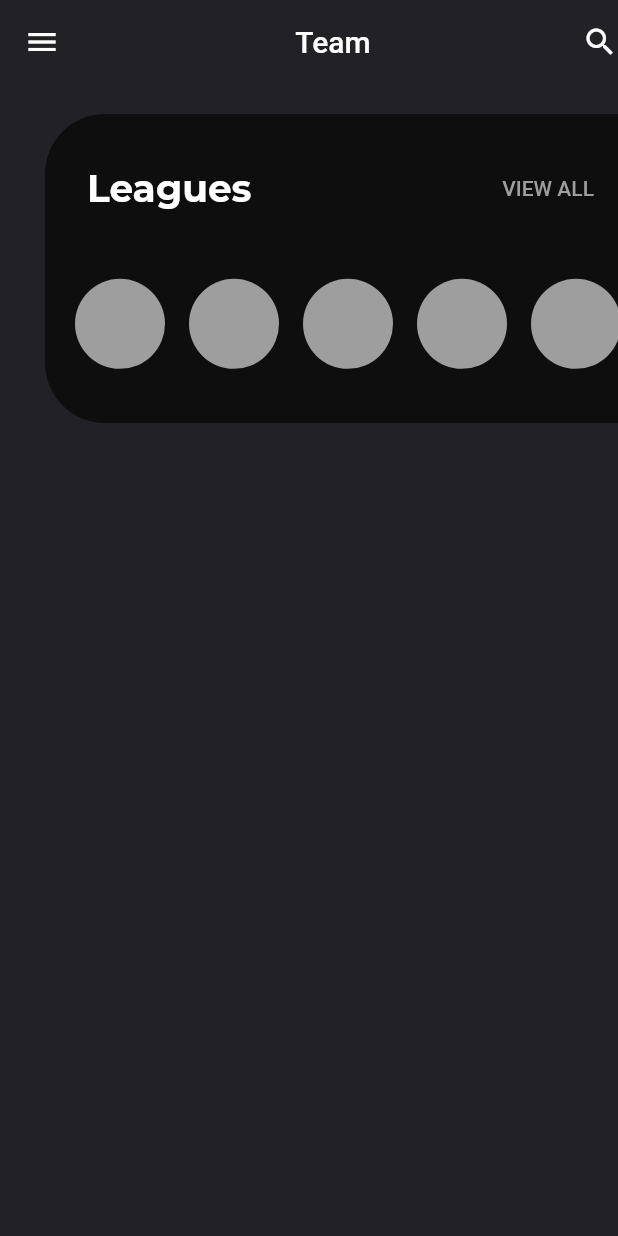
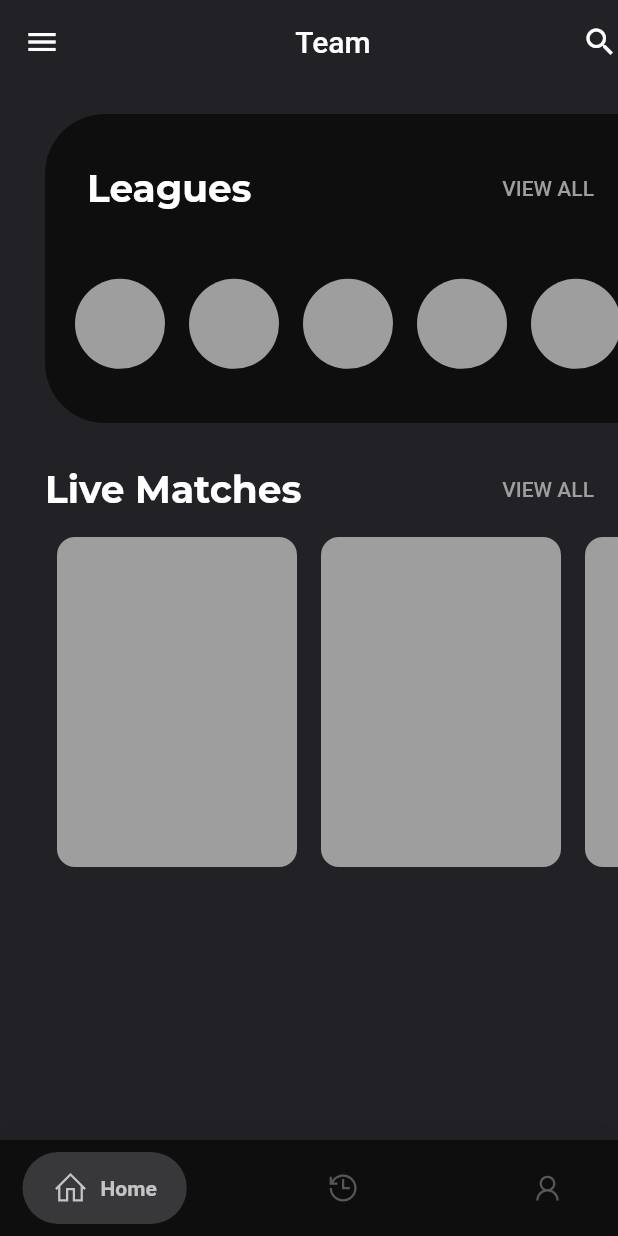
Before and after one commit to ghackg11/Teams, a Flutter app: the screen it shows after launch, on a phone screen of 412 x 824 dp. Run offline on Flutter 3.47's test engine with Material 2 defaults, Android fonts, the phone set to English and light mode, and no system bars; drawn by our look-alikes of google_nav_bar; our stand-ins replace get, google_fonts, line_icons; missing offline and left inert: dart:ffi.

Commit message:
Bottom bar completed

```diff
--- /dev/null
+++ b/lib/Views/Components/bottom_bar.dart
@@ -0,0 +1,49 @@
+import 'package:flutter/material.dart';
+import 'package:google_nav_bar/google_nav_bar.dart';
+import 'package:line_icons/line_icons.dart';
+
+class BottomBar extends StatelessWidget {
+  @override
+  Widget build(BuildContext context) {
+    return GNav(
+        rippleColor: Colors.grey[800]!, // tab button ripple color when pressed
+        hoverColor: Colors.grey[700]!, // tab button hover color
+        haptic: true, // haptic feedback
+        tabBorderRadius: 15,
+        tabActiveBorder:
+            Border.all(color: Colors.black, width: 1), // tab button border
+        tabBorder:
+            Border.all(color: Colors.grey, width: 1), // tab button border
+        tabShadow: [
+          BoxShadow(color: Colors.grey.withOpacity(0.5), blurRadius: 8)
+        ], // tab button shadow
+        curve: Curves.easeOutExpo, // tab animation curves
+        duration: Duration(milliseconds: 900), // tab animation duration
+        gap: 8, // the tab button gap between icon and text
+        color: Colors.grey[800], // unselected icon color
+        activeColor: Colors.purple, // selected icon and text color
+        iconSize: 24, // tab button icon size
+        tabBackgroundColor:
+            Colors.purple.withOpacity(0.1), // selected tab background color
+        padding: EdgeInsets.symmetric(
+            horizontal: 20, vertical: 5), // navigation bar padding
+        tabs: [
+          GButton(
+            icon: LineIcons.home,
+            text: 'Home',
+          ),
+          GButton(
+            icon: LineIcons.heart,
+            text: 'Likes',
+          ),
+          GButton(
+            icon: LineIcons.search,
+            text: 'Search',
+          ),
+          GButton(
+            icon: LineIcons.user,
+            text: 'Profile',
+          )
+        ]);
+  }
+}
--- /dev/null
+++ b/lib/Views/Components/live_matches_home_screen.dart
@@ -0,0 +1,220 @@
+import 'package:flutter/material.dart';
+import 'package:get/get.dart';
+import 'package:google_fonts/google_fonts.dart';
+
+import '../league_page.dart';
+
+class LiveMatchesHomeScreen extends StatelessWidget {
+  @override
+  Widget build(BuildContext context) {
+    return Column(
+      children: [
+        Row(
+          children: [
+            Align(
+              child: Padding(
+                padding: const EdgeInsets.only(left: 30.0),
+                child: Text(
+                  "Live Matches",
+                  style: GoogleFonts.montserrat(
+                      color: Colors.white,
+                      fontSize: 25,
+                      fontWeight: FontWeight.bold),
+                ),
+              ),
+              alignment: Alignment.centerLeft,
+            ),
+            Expanded(
+                child: Align(
+              child: Padding(
+                padding: const EdgeInsets.only(right: 8.0),
+                child: TextButton(
+                    onPressed: () {},
+                    child: Text(
+                      "VIEW ALL",
+                      style: TextStyle(color: Colors.grey),
+                    )),
+              ),
+              alignment: Alignment.centerRight,
+            )),
+          ],
+        ),
+        Padding(
+          padding: const EdgeInsets.only(left: 30.0),
+          child: SingleChildScrollView(
+              physics: BouncingScrollPhysics(),
+              scrollDirection: Axis.horizontal,
+              child: Row(children: [
+                Padding(
+                  padding: const EdgeInsets.all(8.0),
+                  child: Container(
+                    decoration: BoxDecoration(
+                      borderRadius: BorderRadius.all(Radius.circular(12)),
+                      color: Colors.grey,
+                    ),
+                    height: 220,
+                    width: 160,
+                  ),
+                ),
+                Padding(
+                  padding: const EdgeInsets.all(8.0),
+                  child: Container(
+                    decoration: BoxDecoration(
+                      borderRadius:
+                      BorderRadius.all(Radius.circular(12)),
+                      color: Colors.grey,
+                    ),
+                    height: 220,
+                    width: 160,
+                  ),
+                ),
+                Padding(
+                  padding: const EdgeInsets.all(8.0),
+                  child: Container(
+                    decoration: BoxDecoration(
+                      borderRadius:
+                      BorderRadius.all(Radius.circular(12)),
+                      color: Colors.grey,
+                    ),
+                    height: 220,
+                    width: 160,
+                  ),
+                ),
+                Padding(
+                  padding: const EdgeInsets.all(8.0),
+                  child: Container(
+                    decoration: BoxDecoration(
+                      borderRadius:
+                      BorderRadius.all(Radius.circular(12)),
+                      color: Colors.grey,
+                    ),
+                    height: 220,
+                    width: 160,
+                  ),
+                ),
+                Padding(
+                  padding: const EdgeInsets.all(8.0),
+                  child: Container(
+                    decoration: BoxDecoration(
+                      borderRadius:
+                      BorderRadius.all(Radius.circular(12)),
+                      color: Colors.grey,
+                    ),
+                    height: 220,
+                    width: 160,
+                  ),
+                ),
+                Padding(
+                  padding: const EdgeInsets.all(8.0),
+                  child: Container(
+                    decoration: BoxDecoration(
+                      borderRadius:
+                      BorderRadius.all(Radius.circular(12)),
+                      color: Colors.grey,
+                    ),
+                    height: 220,
+                    width: 160,
+                  ),
+                ),
+                Padding(
+                  padding: const EdgeInsets.all(8.0),
+                  child: Container(
+                    decoration: BoxDecoration(
+                      borderRadius:
+                      BorderRadius.all(Radius.circular(12)),
+                      color: Colors.grey,
+                    ),
+                    height: 220,
+                    width: 160,
+                  ),
+                ),
+                Padding(
+                  padding: const EdgeInsets.all(8.0),
+                  child: Container(
+                    decoration: BoxDecoration(
+                      borderRadius:
+                      BorderRadius.all(Radius.circular(12)),
+                      color: Colors.white,
+                    ),
+                    height: 220,
+                    width: 160,
+                  ),
+                ),
+                Padding(
+                  padding: const EdgeInsets.all(8.0),
+                  child: Container(
+                    decoration: BoxDecoration(
+                      borderRadius:
+                      BorderRadius.all(Radius.circular(12)),
+                      color: Colors.white,
+                    ),
+                    height: 220,
+                    width: 160,
+                  ),
+                ),
+                Padding(
+                  padding: const EdgeInsets.all(8.0),
+                  child: Container(
+                    decoration: BoxDecoration(
+                      borderRadius:
+                      BorderRadius.all(Radius.circular(12)),
+                      color: Colors.white,
+                    ),
+                    height: 220,
+                    width: 160,
+                  ),
+                ),
+                Padding(
+                  padding: const EdgeInsets.all(8.0),
+                  child: Container(
+                    decoration: BoxDecoration(
+                      borderRadius:
+                      BorderRadius.all(Radius.circular(12)),
+                      color: Colors.white,
+                    ),
+                    height: 220,
+                    width: 160,
+                  ),
+                ),
+                Padding(
+                  padding: const EdgeInsets.all(8.0),
+                  child: Container(
+                    decoration: BoxDecoration(
+                      borderRadius:
+                      BorderRadius.all(Radius.circular(12)),
+                      color: Colors.white,
+                    ),
+                    height: 220,
+                    width: 160,
+                  ),
+                ),
+                Padding(
+                  padding: const EdgeInsets.all(8.0),
+                  child: Container(
+                    decoration: BoxDecoration(
+                      borderRadius:
+                      BorderRadius.all(Radius.circular(12)),
+                      color: Colors.white,
+                    ),
+                    height: 220,
+                    width: 160,
+                  ),
+                ),
+                Padding(
+                  padding: const EdgeInsets.all(8.0),
+                  child: Container(
+                    decoration: BoxDecoration(
+                      borderRadius:
+                      BorderRadius.all(Radius.circular(12)),
+                      color: Colors.white,
+                    ),
+                    height: 220,
+                    width: 160,
+                  ),
+                ),
+              ])),
+        ),
+      ],
+    );
+  }
+}
--- /dev/null
+++ b/lib/Views/bottom_bar_view.dart
@@ -0,0 +1,98 @@
+import 'package:flutter/material.dart';
+import 'package:google_nav_bar/google_nav_bar.dart';
+import 'package:line_icons/line_icons.dart';
+import 'package:teams/Views/home_page.dart';
+
+class BottomBarView extends StatefulWidget {
+  @override
+  _BottomBarViewState createState() => _BottomBarViewState();
+}
+
+class _BottomBarViewState extends State<BottomBarView> {
+  int _selectedIndex = 0;
+  static const TextStyle optionStyle =
+  TextStyle(fontSize: 30, fontWeight: FontWeight.w600);
+  static const List<Widget> _widgetOptions = <Widget>[
+
+    HomePage(),
+
+    Text(
+      'Likes',
+      style: optionStyle,
+    ),
+    Text(
+      'Search',
+      style: optionStyle,
+    ),
+    Text(
+      'Profile',
+      style: optionStyle,
+    ),
+  ];
+
+  @override
+  Widget build(BuildContext context) {
+    return Scaffold(
+      drawer: Drawer(),
+      backgroundColor: Color(0xFF222226),
+      appBar: AppBar(
+        backgroundColor: Colors.transparent,
+        elevation: 0,
+        title: Center(
+          child: Text("Team"),
+        ),
+        actions: [Icon(Icons.search)],
+      ),
+      body: Center(
+        child: _widgetOptions.elementAt(_selectedIndex),
+      ),
+      bottomNavigationBar: Container(
+        decoration: BoxDecoration(
+          color: Color(0xFF0E0E0E),
+          boxShadow: [
+            BoxShadow(
+              blurRadius: 20,
+              color: Colors.black.withOpacity(.1),
+            )
+          ],
+        ),
+        child: SafeArea(
+          child: Padding(
+            padding: const EdgeInsets.symmetric(horizontal: 15.0, vertical: 8),
+            child: GNav(
+              rippleColor: Colors.black.withOpacity(0.5),
+              hoverColor: Colors.grey[100]!,
+              gap: 8,
+              activeColor: Colors.white70,
+              iconSize: 24,
+              padding: EdgeInsets.symmetric(horizontal: 20, vertical: 12),
+              duration: Duration(milliseconds: 400),
+              tabBackgroundColor: Color(0xFF38383B),
+              color: Colors.white30,
+              tabs: [
+                GButton(
+                  icon: LineIcons.home,
+                  text: 'Home',
+                ),
+                GButton(
+                  icon: LineIcons.history,
+                  text: 'My Matches',
+                ),
+                GButton(
+                  icon: LineIcons.user,
+                  text: 'Profile',
+                ),
+              ],
+              selectedIndex: _selectedIndex,
+              onTabChange: (index) {
+                setState(() {
+                  _selectedIndex = index;
+                });
+              },
+            ),
+          ),
+        ),
+      ),
+    );
+  }
+}
--- a/lib/Views/home_page.dart
+++ b/lib/Views/home_page.dart
@@ -1,6 +1,7 @@
 import 'package:flutter/material.dart';
 import 'package:get/get.dart';
 import 'package:google_fonts/google_fonts.dart';
+import 'package:teams/Views/Components/live_matches_home_screen.dart';
 import 'package:teams/Views/league_page.dart';
 
 import 'Components/leagues_widget_home_screen.dart';
@@ -12,19 +13,14 @@ class HomePage extends StatelessWidget {
   Widget build(BuildContext context) {
     return Scaffold(
       backgroundColor: Color(0xFF222226),
-      drawer: Drawer(),
-      appBar: AppBar(
-        backgroundColor: Colors.transparent,
-        elevation: 0,
-        title: Center(
-          child: Text("Team"),
-        ),
-        actions: [Icon(Icons.search)],
-      ),
+
+
       body: Column(
         children: [
           // Text("Hello Players!"),
-          LeaguesWidgetHomeScreen()
+          LeaguesWidgetHomeScreen(),
+          LiveMatchesHomeScreen(),
+
         ],
       ),
     );
--- a/lib/main.dart
+++ b/lib/main.dart
@@ -1,5 +1,6 @@
 import 'package:flutter/material.dart';
 import 'package:get/get.dart';
+import 'package:teams/Views/bottom_bar_view.dart';
 import 'package:teams/Views/league_page.dart';
 
 import 'Views/home_page.dart';
@@ -19,7 +20,7 @@
       theme: ThemeData(
         primarySwatch: Colors.red
       ),
-      home:  HomePage(),
+      home:  BottomBarView(),
     );
   }
 }
--- a/pubspec.yaml
+++ b/pubspec.yaml
@@ -37,6 +37,8 @@ dependencies:
   get: ^4.3.8
   font_awesome_flutter: ^9.1.0
   google_fonts:
+  google_nav_bar: ^5.0.5
+  line_icons:
 
 
 dev_dependencies:
```
Also changed, not shown: pubspec.lock.
